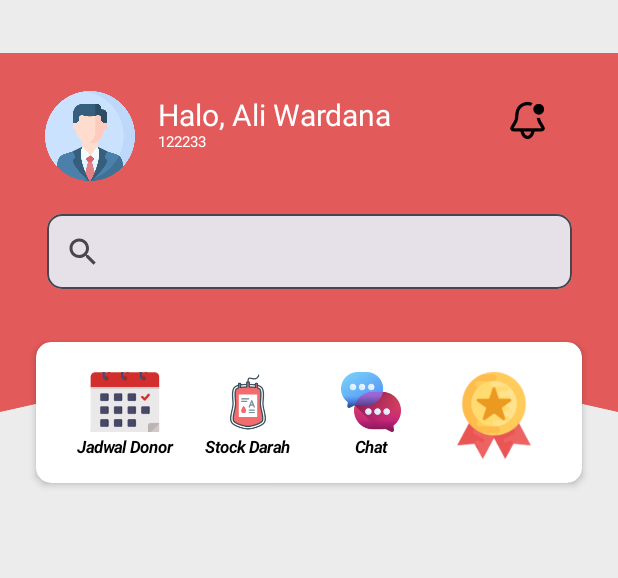
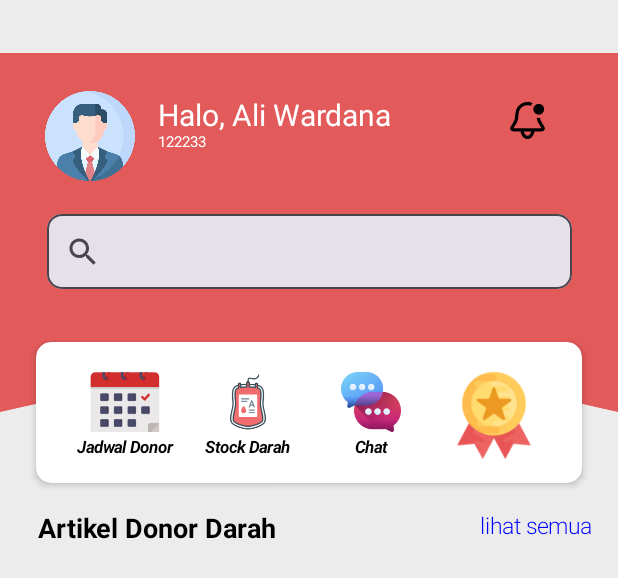
Before and after one commit to waradli/App-LifeBloodID, an Android app built with Jetpack Compose: the @Preview function Item_Home, on a phone screen of 412 x 824 dp. Shown: the top 578 px of the screen. Run offline under Robolectric (Android 15) with nearby library versions, the phone set to English and light mode, and no system bars; our stand-ins replace constraintlayout-compose; 1 statement that could not run was skipped.

Commit message:
tambah tulisan artikel

```diff
--- a/app/src/main/java/com/example/appslifebloodid/page/component/item/Item_Home.kt
+++ b/app/src/main/java/com/example/appslifebloodid/page/component/item/Item_Home.kt
@@ -2,6 +2,7 @@ package com.example.appslifebloodid.page.component.item
 
 import androidx.compose.foundation.Image
 import androidx.compose.foundation.background
+import androidx.compose.foundation.clickable
 import androidx.compose.foundation.layout.Arrangement
 import androidx.compose.foundation.layout.Box
 import androidx.compose.foundation.layout.Column
@@ -217,7 +218,8 @@ fun Item_Home() {
                         contentDescription = null,
                         Modifier.padding(top = 8.dp, bottom = 4.dp)
                     )
-                    Text(text = "Reward",
+                    Text(
+                        text = "Reward",
                         fontStyle = FontStyle.Italic,
                         fontWeight = FontWeight.Bold,
                         fontSize = 11.sp,
@@ -226,5 +228,19 @@ fun Item_Home() {
                 }
             }
         }
+        Spacer(modifier = Modifier.height(20.dp))
+        Row (modifier = Modifier
+            .fillMaxWidth()
+            .padding(start = 25.dp),
+            horizontalArrangement = Arrangement.Start){
+            Text(text = "Artikel Donor Darah", fontSize = 18.sp, fontWeight = FontWeight.Bold)
+            Box(modifier = Modifier.padding(start = 135.dp)){
+                Text(text = "lihat semua",
+                    modifier = Modifier.clickable {  },
+                    fontSize = 15.sp,
+                    fontWeight = FontWeight.Light, color = Color.Blue)
+            }
+        }
+
     }
 }
```
